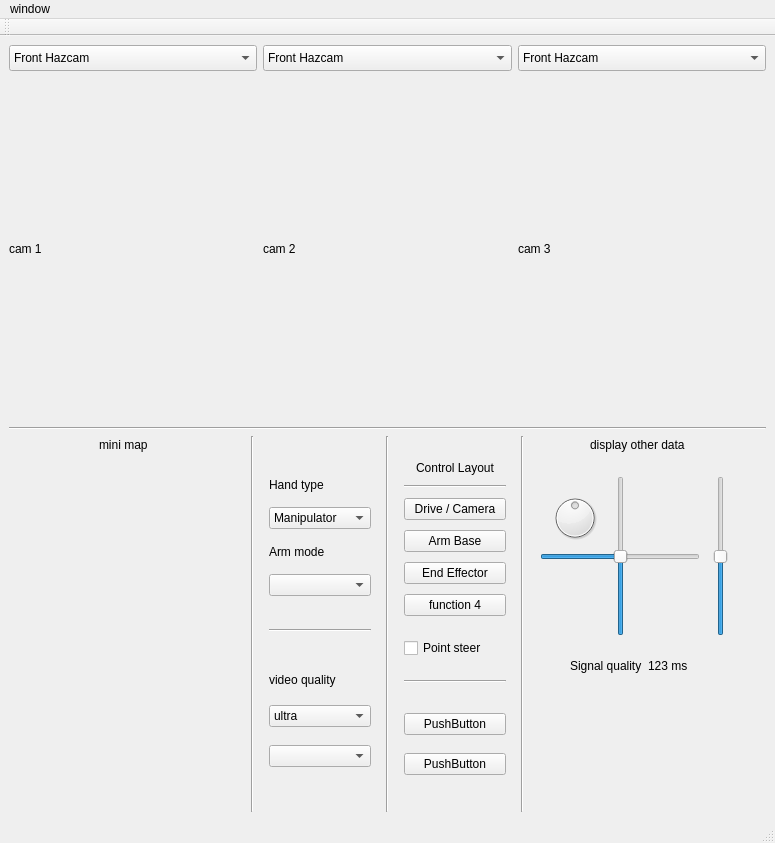
Qt form catkin_ws/src/hci/ui_files/MainWindow_V2.ui (mcgill-robotics-archive/rover-2015) before a commit.
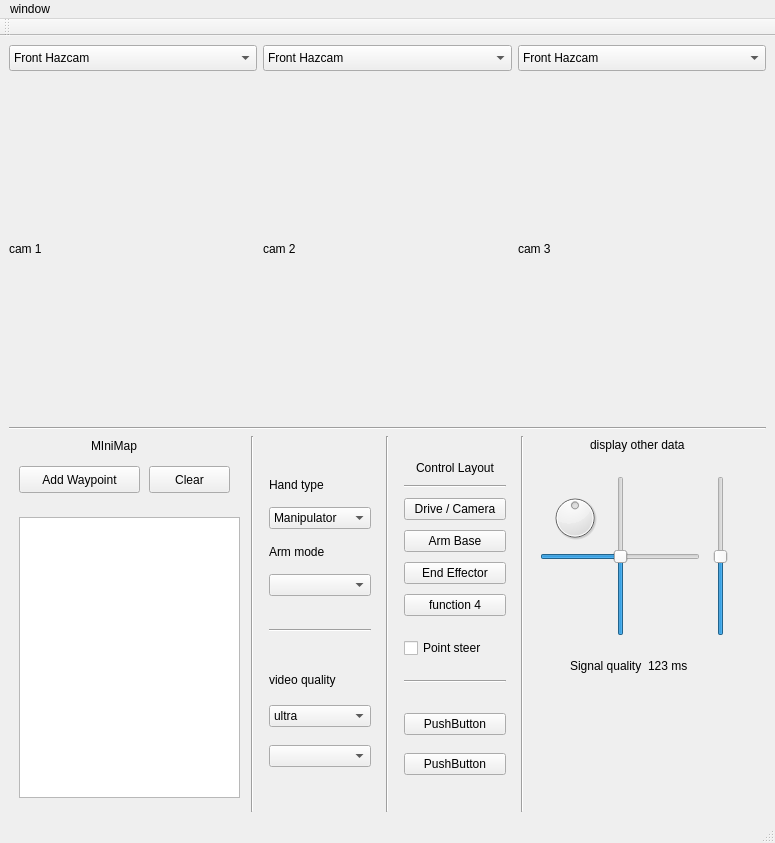
The same form after that commit. Custom widgets are drawn as their Qt base class.

Commit message: integrated minimap & updated GUI + arranged for hci.py executable

```diff
--- a/catkin_ws/src/hci/ui_files/MainWindow_V2.ui
+++ b/catkin_ws/src/hci/ui_files/MainWindow_V2.ui
@@ -192,14 +192,50 @@
         <widget class="QLabel" name="MinimapLabel">
          <property name="geometry">
           <rect>
-           <x>90</x>
+           <x>82</x>
            <y>0</y>
-           <width>63</width>
-           <height>17</height>
+           <width>71</width>
+           <height>20</height>
           </rect>
          </property>
          <property name="text">
-          <string>mini map</string>
+          <string>MIniMap</string>
+         </property>
+        </widget>
+        <widget class="GraphicsLayoutWidget" name="graphicsView">
+         <property name="geometry">
+          <rect>
+           <x>10</x>
+           <y>81</y>
+           <width>221</width>
+           <height>281</height>
+          </rect>
+         </property>
+        </widget>
+        <widget class="QPushButton" name="pushButton">
+         <property name="geometry">
+          <rect>
+           <x>10</x>
+           <y>30</y>
+           <width>121</width>
+           <height>27</height>
+          </rect>
+         </property>
+         <property name="text">
+          <string>Add Waypoint</string>
+         </property>
+        </widget>
+        <widget class="QPushButton" name="pushButton_2">
+         <property name="geometry">
+          <rect>
+           <x>140</x>
+           <y>30</y>
+           <width>81</width>
+           <height>27</height>
+          </rect>
+         </property>
+         <property name="text">
+          <string>Clear</string>
          </property>
         </widget>
        </widget>
@@ -706,6 +742,13 @@
   </widget>
   <widget class="QStatusBar" name="statusbar"/>
  </widget>
+ <customwidgets>
+  <customwidget>
+   <class>GraphicsLayoutWidget</class>
+   <extends>QGraphicsView</extends>
+   <header>pyqtgraph.h</header>
+  </customwidget>
+ </customwidgets>
  <resources/>
  <connections/>
 </ui>
```
The commit also changes 2 other files.
